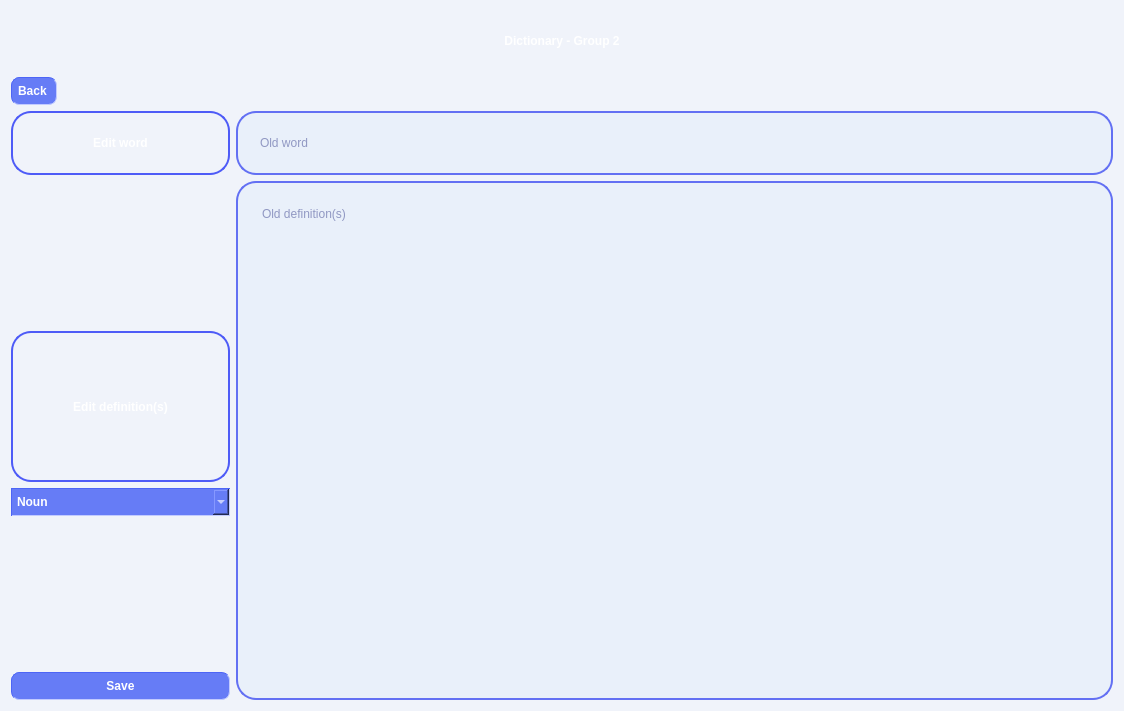
Above: editscreen.ui from OHonSam/CS163_Group2_Dictionary before the change. Below: the same form after it.
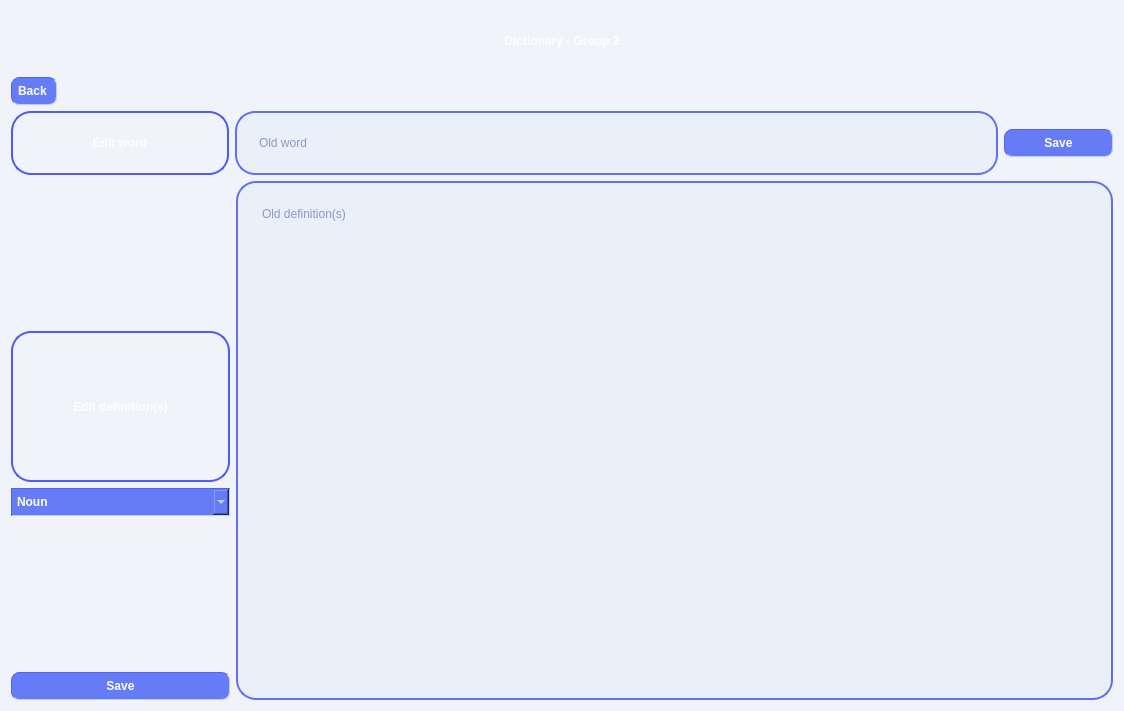
That is the form after the change. Icons and pictures are not drawn.

Commit message: add save button for new word in edit screen

The edit to the form file:
```diff
--- a/editscreen.ui
+++ b/editscreen.ui
@@ -80,7 +80,7 @@
     </layout>
    </item>
    <item>
-    <layout class="QHBoxLayout" name="horizontalLayout_2" stretch="1,4">
+    <layout class="QHBoxLayout" name="horizontalLayout_2" stretch="2,7,1">
      <item>
       <widget class="QLabel" name="label_2">
        <property name="styleSheet">
@@ -127,6 +127,26 @@
        </property>
       </widget>
      </item>
+     <item>
+      <widget class="QPushButton" name="pushButton_saveWord">
+       <property name="styleSheet">
+        <string notr="true">padding: 6px;
+border-color: rgb(77, 101, 246);
+border-width : 1px;
+border-style:inset;
+border-radius: 8px;
+  min-height: 1px;
+  min-width: 1px;
+background-color: rgb(102, 124, 246);
+font: 11pt &quot;Comfortaa&quot;;
+font: bold;
+color: white;</string>
+       </property>
+       <property name="text">
+        <string>Save</string>
+       </property>
+      </widget>
+     </item>
     </layout>
    </item>
    <item>
```
Left out of the diff: 2 changed lines with no effect on the pictures. The commit also changes 2 other files.
